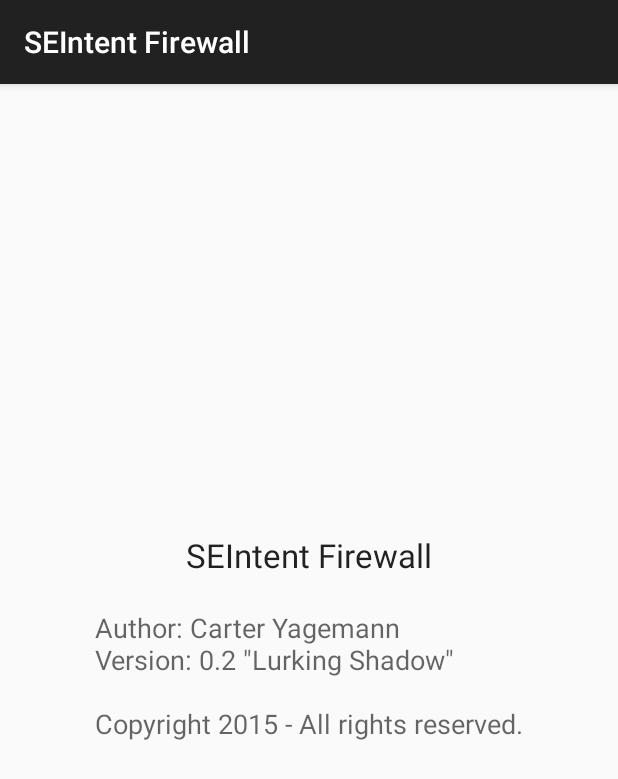
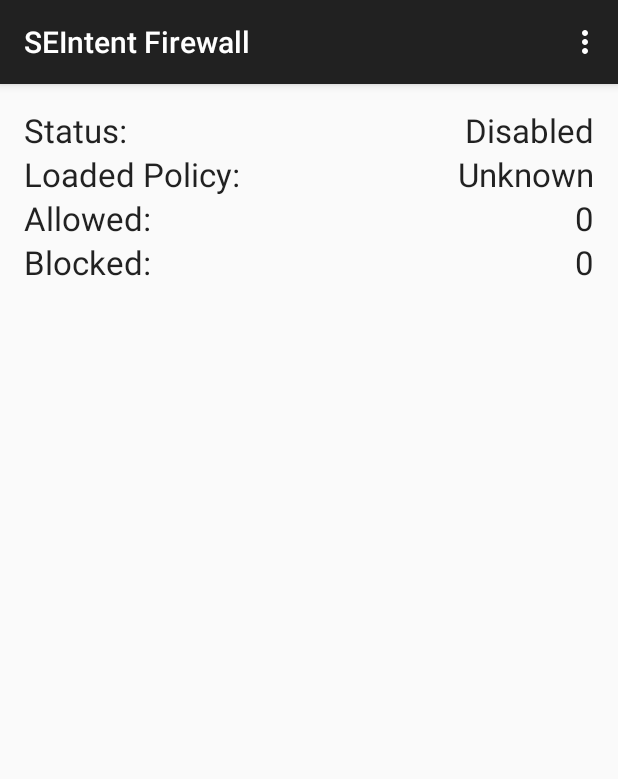
Before and after one commit to intentio-ex-machina/SEIntent-Firewall-App, an Android app: the screen it shows after launch (AboutActivity before the commit, StatusActivity after it), on a phone screen of 412 x 824 dp. Shown: the top 779 px of the screen. Run offline under Robolectric (Android 15) with nearby library versions, the phone set to English and light mode, and no system bars; 1 statement that could not run was skipped.

Commit message:
Added monitoring view. Still need to implement intent checks.

```diff
--- /dev/null
+++ b/app/src/main/java/com/carteryagemann/seintentfirewall/StatusActivity.java
@@ -0,0 +1,155 @@
+package com.carteryagemann.seintentfirewall;
+
+import android.app.Service;
+import android.content.ComponentName;
+import android.content.Intent;
+import android.content.ServiceConnection;
+import android.os.Bundle;
+import android.os.Handler;
+import android.os.IBinder;
+import android.os.Message;
+import android.os.Messenger;
+import android.os.RemoteException;
+import android.support.v7.app.AppCompatActivity;
+import android.util.Log;
+import android.view.Menu;
+import android.view.MenuInflater;
+import android.view.MenuItem;
+import android.widget.TextView;
+
+/**
+ * This is the main activity which will be launched when a user starts the app. It shows some basic
+ * status information.
+ */
+public class StatusActivity extends AppCompatActivity {
+
+    private static final int SEND_GET_STATS  = 1;
+
+    private boolean fakeIFWEnabled = false;
+
+    Handler mInternalHandler;
+    Messenger mMessenger = new Messenger(new StatusHandler());
+    Messenger mFirewallService;
+    FirewallConnection mFirewallConnection;
+
+    @Override
+    protected void onCreate(Bundle savedInstanceState) {
+        super.onCreate(savedInstanceState);
+        setContentView(R.layout.activity_status);
+        // Bind to firewall service
+        mFirewallConnection = new FirewallConnection();
+        bindService(new Intent(this, FirewallService.class),
+                mFirewallConnection,
+                Service.BIND_AUTO_CREATE);
+        mInternalHandler = new InternalHandler();
+    }
+
+    @Override
+    protected void onPause() {
+        super.onPause();
+        if (mInternalHandler != null) mInternalHandler.removeMessages(SEND_GET_STATS);
+    }
+
+    @Override
+    protected void onResume() {
+        super.onResume();
+        if (mInternalHandler != null) mInternalHandler.sendEmptyMessage(SEND_GET_STATS);
+    }
+
+    @Override
+    protected void onDestroy() {
+        super.onDestroy();
+        unbindService(mFirewallConnection);
+    }
+
+    @Override
+    public boolean onCreateOptionsMenu(Menu menu) {
+        MenuInflater inflater = getMenuInflater();
+        inflater.inflate(R.menu.menu_status, menu);
+        return true;
+    }
+
+    @Override
+    public boolean onOptionsItemSelected(MenuItem item) {
+        switch (item.getItemId()) {
+            case R.id.about:
+                startActivity(new Intent(this, AboutActivity.class));
+                return true;
+            case R.id.enable_debug:
+                return true;
+            default:
+                return super.onOptionsItemSelected(item);
+        }
+    }
+
+    private void unpackStats(Bundle data) {
+        if (data == null) return;
+
+        boolean isEnabled = data.getBoolean(FirewallService.EXTRA_IS_ENABLED, false);
+        String policy = data.getString(FirewallService.EXTRA_POLICY, "Unknown");
+        int allowCount = data.getInt(FirewallService.EXTRA_ALLOWED_COUNT, 0);
+        int blockCount = data.getInt(FirewallService.EXTRA_BLOCKED_COUNT, 0);
+
+        TextView enabledView = (TextView) findViewById(R.id.statusValue);
+        TextView policyView = (TextView) findViewById(R.id.policyValue);
+        TextView allowView = (TextView) findViewById(R.id.allowValue);
+        TextView blockView = (TextView) findViewById(R.id.blockValue);
+
+        Log.v(FirewallService.TAG, "Updating values in view.");
+
+        if (enabledView != null) {
+            if (isEnabled) {
+                enabledView.setText("Enabled");
+            } else {
+                enabledView.setText("Disabled");
+            }
+        }
+        if (policyView != null) policyView.setText(policy);
+        if (allowView != null) allowView.setText(Integer.toString(allowCount));
+        if (blockView != null) blockView.setText(Integer.toString(blockCount));
+    }
+
+    private class StatusHandler extends Handler {
+        @Override
+        public void handleMessage(Message msg) {
+            switch (msg.what) {
+                case FirewallService.GET_STATS:
+                    unpackStats(msg.getData());
+                    break;
+            }
+        }
+    }
+
+    private class InternalHandler extends Handler {
+        @Override
+        public void handleMessage(Message msg) {
+            switch (msg.what) {
+                case SEND_GET_STATS:
+                    if (mFirewallService == null) break;
+                    try {
+                        Message request = Message.obtain(null, FirewallService.GET_STATS);
+                        request.replyTo = mMessenger;
+                        mFirewallService.send(request);
+                        mInternalHandler.sendEmptyMessageDelayed(SEND_GET_STATS, 5000);
+                    } catch (RemoteException e) {
+                        Log.w(FirewallService.TAG, "Failed to send message to firewall service.");
+                    }
+                    break;
+            }
+        }
+    }
+
+    private class FirewallConnection implements ServiceConnection {
+        @Override
+        public void onServiceConnected(ComponentName componentName, IBinder iBinder) {
+            mFirewallService = new Messenger(iBinder);
+            // Periodically get stats from firewall service
+            mInternalHandler.sendEmptyMessageDelayed(SEND_GET_STATS, 5000);
+        }
+
+        @Override
+        public void onServiceDisconnected(ComponentName componentName) {
+            mFirewallService = null;
+        }
+    }
+}
--- /dev/null
+++ b/app/src/main/res/layout/activity_status.xml
@@ -0,0 +1,86 @@
+<RelativeLayout xmlns:android="http://schemas.android.com/apk/res/android"
+    xmlns:tools="http://schemas.android.com/tools"
+    android:layout_width="match_parent"
+    android:layout_height="match_parent"
+    android:paddingBottom="@dimen/activity_vertical_margin"
+    android:paddingLeft="@dimen/activity_horizontal_margin"
+    android:paddingRight="@dimen/activity_horizontal_margin"
+    android:paddingTop="@dimen/activity_vertical_margin"
+    tools:context=".AboutActivity">
+
+    <TextView
+        android:layout_width="wrap_content"
+        android:layout_height="wrap_content"
+        android:textAppearance="?android:attr/textAppearanceLarge"
+        android:id="@+id/statusText"
+        android:text="Status:"
+        android:layout_alignParentStart="true" />
+
+    <TextView
+        android:layout_width="wrap_content"
+        android:layout_height="wrap_content"
+        android:textAppearance="?android:attr/textAppearanceLarge"
+        android:id="@+id/statusValue"
+        android:text="Disabled"
+        android:layout_marginLeft="5dp"
+        android:layout_alignParentTop="true"
+        android:layout_alignParentEnd="true" />
+
+    <TextView
+        android:layout_width="wrap_content"
+        android:layout_height="wrap_content"
+        android:textAppearance="?android:attr/textAppearanceLarge"
+        android:id="@+id/policyText"
+        android:text="Loaded Policy:"
+        android:layout_below="@id/statusText"
+        android:layout_alignParentStart="true" />
+
+    <TextView
+        android:layout_width="wrap_content"
+        android:layout_height="wrap_content"
+        android:textAppearance="?android:attr/textAppearanceLarge"
+        android:id="@+id/policyValue"
+        android:text="Unknown"
+        android:layout_marginLeft="5dp"
+        android:layout_alignTop="@id/policyText"
+        android:layout_alignParentEnd="true" />
+
+    <TextView
+        android:layout_width="wrap_content"
+        android:layout_height="wrap_content"
+        android:textAppearance="?android:attr/textAppearanceLarge"
+        android:id="@+id/allowText"
+        android:text="Allowed:"
+        android:layout_below="@id/policyText"
+        android:layout_alignParentStart="true" />
+
+    <TextView
+        android:layout_width="wrap_content"
+        android:layout_height="wrap_content"
+        android:textAppearance="?android:attr/textAppearanceLarge"
+        android:id="@+id/allowValue"
+        android:text="0"
+        android:layout_marginLeft="5dp"
+        android:layout_alignTop="@id/allowText"
+        android:layout_alignParentEnd="true" />
+
+    <TextView
+        android:layout_width="wrap_content"
+        android:layout_height="wrap_content"
+        android:textAppearance="?android:attr/textAppearanceLarge"
+        android:id="@+id/blockText"
+        android:text="Blocked:"
+        android:layout_below="@id/allowText"
+        android:layout_alignParentStart="true" />
+
+    <TextView
+        android:layout_width="wrap_content"
+        android:layout_height="wrap_content"
+        android:textAppearance="?android:attr/textAppearanceLarge"
+        android:id="@+id/blockValue"
+        android:text="0"
+        android:layout_marginLeft="5dp"
+        android:layout_alignTop="@id/blockText"
+        android:layout_alignParentEnd="true" />
+
+</RelativeLayout>
--- /dev/null
+++ b/app/src/main/res/menu/menu_status.xml
@@ -0,0 +1,7 @@
+<?xml version="1.0" encoding="utf-8"?>
+<menu xmlns:android="http://schemas.android.com/apk/res/android">
+    <item android:id="@+id/about"
+        android:title="About" />
+    <item android:id="@+id/enable_debug"
+        android:title="Enable Debug Mode" />
+</menu>
--- a/app/src/main/res/values/strings.xml
+++ b/app/src/main/res/values/strings.xml
@@ -1,7 +1,7 @@
 <resources>
     <string name="app_name">SEIntent Firewall</string>
     <string name="app_author">Carter Yagemann</string>
-    <string name="app_version">0.2</string>
+    <string name="app_version">0.3</string>
     <string name="app_codename">\"Lurking Shadow\"</string>
     <string name="app_copyright">Copyright 2015 - All rights reserved.</string>
 </resources>
```
Also changed, not shown: app/src/main/AndroidManifest.xml (+6 -2 lines), app/src/main/java/com/carteryagemann/seintentfirewall/FirewallService.java (+46 -1 lines).
